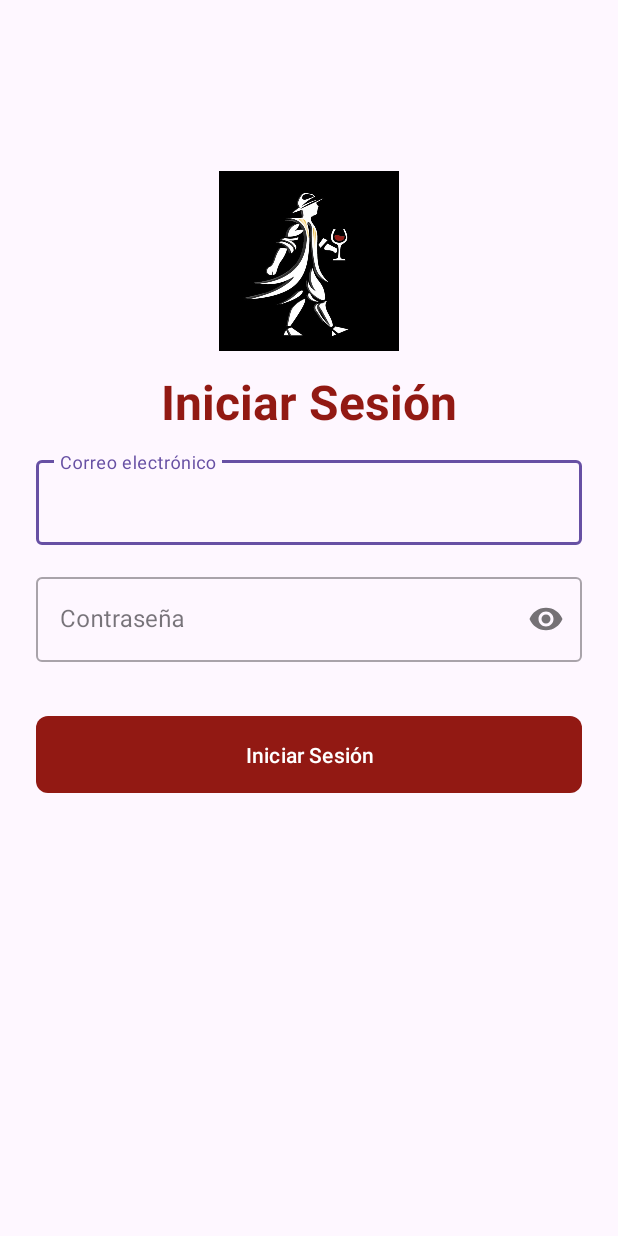
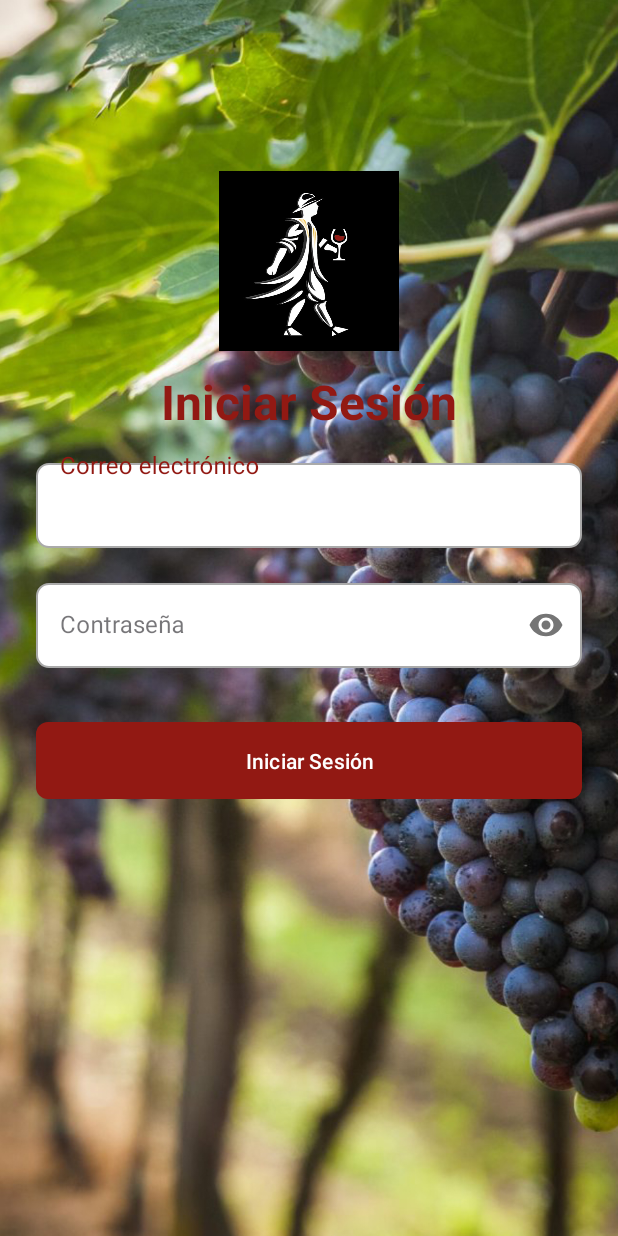
Before and after one commit to JDLynx/Lord_WINE_Frontend_Mobile, an Android app: the screen it shows after launch (LoginActivity), on a phone screen of 412 x 824 dp. Run offline under Robolectric (Android 15) with nearby library versions, the phone set to English and light mode, and no system bars.

Commit message:
Ajustes en el diseño del splah y el layout del inicio de sesión

```diff
--- /dev/null
+++ b/app/src/main/res/drawable/rounded_edittext_background.xml
@@ -0,0 +1,7 @@
+<?xml version="1.0" encoding="utf-8"?>
+<shape xmlns:android="http://schemas.android.com/apk/res/android"
+    android:shape="rectangle">
+    <solid android:color="@android:color/white" />
+    <corners android:radius="8dp" />
+    <stroke android:width="1dp" android:color="@android:color/darker_gray" />
+</shape>
--- a/app/src/main/res/layout/activity_login.xml
+++ b/app/src/main/res/layout/activity_login.xml
@@ -4,14 +4,34 @@
     xmlns:tools="http://schemas.android.com/tools"
     android:layout_width="match_parent"
     android:layout_height="match_parent"
+    tools:context=".LoginActivity">
+
+    <ImageView
+        android:id="@+id/backgroundImageView"
+        android:layout_width="0dp"
+        android:layout_height="0dp"
+        android:scaleType="centerCrop"
+        android:src="@drawable/lordwinefondoinicio"
+        android:contentDescription="Fondo de la pantalla de inicio de sesión"
+        app:layout_constraintBottom_toBottomOf="parent"
+        app:layout_constraintEnd_toEndOf="parent"
+        app:layout_constraintStart_toStartOf="parent"
+        app:layout_constraintTop_toTopOf="parent" />
+
+    <androidx.constraintlayout.widget.ConstraintLayout
+        android:layout_width="0dp"
+        android:layout_height="0dp"
         android:padding="24dp"
-    tools:context=".LoginActivity">
+        app:layout_constraintBottom_toBottomOf="parent"
+        app:layout_constraintEnd_toEndOf="parent"
+        app:layout_constraintStart_toStartOf="parent"
+        app:layout_constraintTop_toTopOf="parent">
 
         <ImageView
             android:id="@+id/logoImageView"
             android:layout_width="120dp"
             android:layout_height="120dp"
-        android:src="@drawable/lordwine"
+            android:src="@drawable/lordwinelogo"
             android:contentDescription="Logo de la aplicación Lord Wine"
             android:layout_marginTop="90dp"
             android:layout_marginBottom="12dp"
@@ -42,14 +62,18 @@
             app:layout_constraintTop_toBottomOf="@id/textViewTituloLogin"
             app:layout_constraintStart_toStartOf="parent"
             app:layout_constraintEnd_toEndOf="parent"
-        style="@style/Widget.MaterialComponents.TextInputLayout.OutlinedBox">
+            style="@style/TextInputLayoutAppearance"
+            app:hintTextAppearance="@style/TextInputLayoutAppearance.HintText">
 
             <com.google.android.material.textfield.TextInputEditText
                 android:id="@+id/editTextCorreo"
                 android:layout_width="match_parent"
                 android:layout_height="wrap_content"
                 android:hint="Correo electrónico"
-            android:inputType="textEmailAddress" />
+                android:inputType="textEmailAddress"
+                android:textColor="@android:color/black"
+                android:textColorHint="@android:color/darker_gray"
+                android:background="@drawable/rounded_edittext_background"/>
 
         </com.google.android.material.textfield.TextInputLayout>
 
@@ -62,14 +86,18 @@
             app:layout_constraintStart_toStartOf="parent"
             app:layout_constraintEnd_toEndOf="parent"
             app:passwordToggleEnabled="true"
-        style="@style/Widget.MaterialComponents.TextInputLayout.OutlinedBox">
+            style="@style/TextInputLayoutAppearance"
+            app:hintTextAppearance="@style/TextInputLayoutAppearance.HintText">
 
             <com.google.android.material.textfield.TextInputEditText
                 android:id="@+id/editTextContrasena"
                 android:layout_width="match_parent"
                 android:layout_height="wrap_content"
                 android:hint="Contraseña"
-            android:inputType="textPassword" />
+                android:inputType="textPassword"
+                android:textColor="@android:color/black"
+                android:textColorHint="@android:color/darker_gray"
+                android:background="@drawable/rounded_edittext_background"/>
 
         </com.google.android.material.textfield.TextInputLayout>
 
@@ -88,3 +116,5 @@
             android:textColor="@android:color/white" />
 
     </androidx.constraintlayout.widget.ConstraintLayout>
+
+</androidx.constraintlayout.widget.ConstraintLayout>
--- /dev/null
+++ b/app/src/main/res/values/styles.xml
@@ -0,0 +1,10 @@
+<resources>
+    <style name="TextInputLayoutAppearance" parent="Widget.MaterialComponents.TextInputLayout.OutlinedBox">
+        <item name="hintTextColor">#921913</item>
+        <item name="boxStrokeColor">#921913</item>
+    </style>
+
+    <style name="TextInputLayoutAppearance.HintText" parent="@android:style/TextAppearance">
+        <item name="android:textStyle">bold</item>
+    </style>
+</resources>
```
Also changed, not shown: app/src/main/res/layout/activity_splash.xml (+18 -17 lines), app/src/main/res/drawable/lordwinefondoinicio.jpg (added), app/src/main/res/drawable/lordwinelogo.jpeg (renamed from app/src/main/res/drawable/lordwine.jpeg), app/src/main/res/drawable/lordwinelogotexto.png (added). Lines whose indentation alone changed are shown as unchanged.
